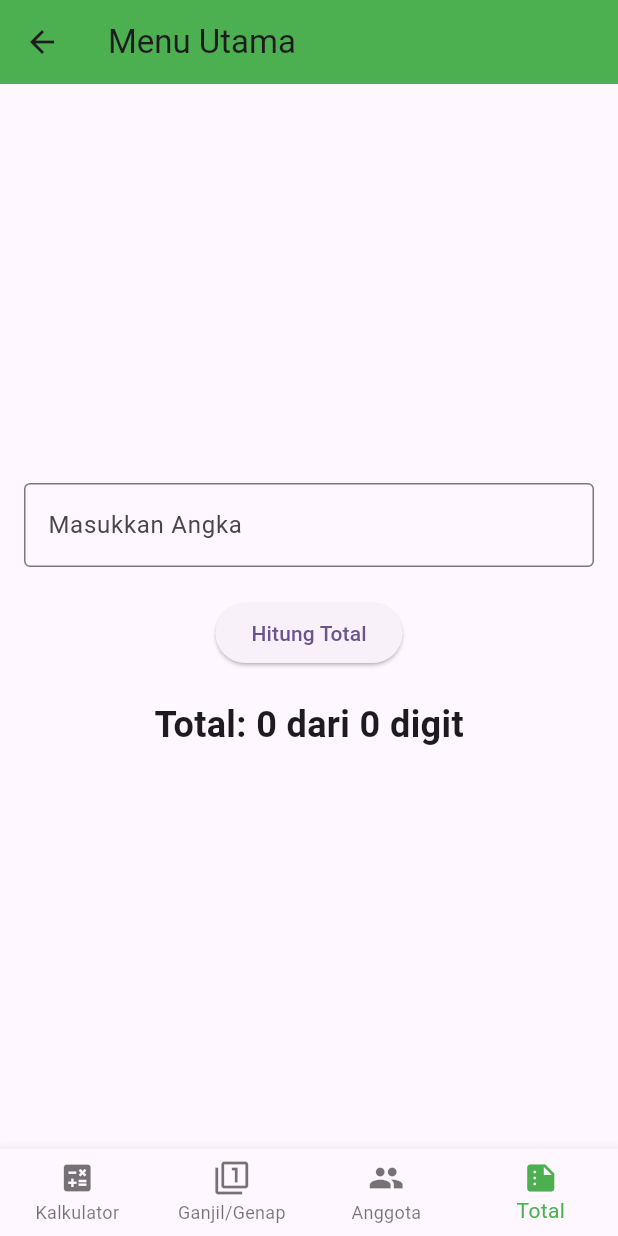
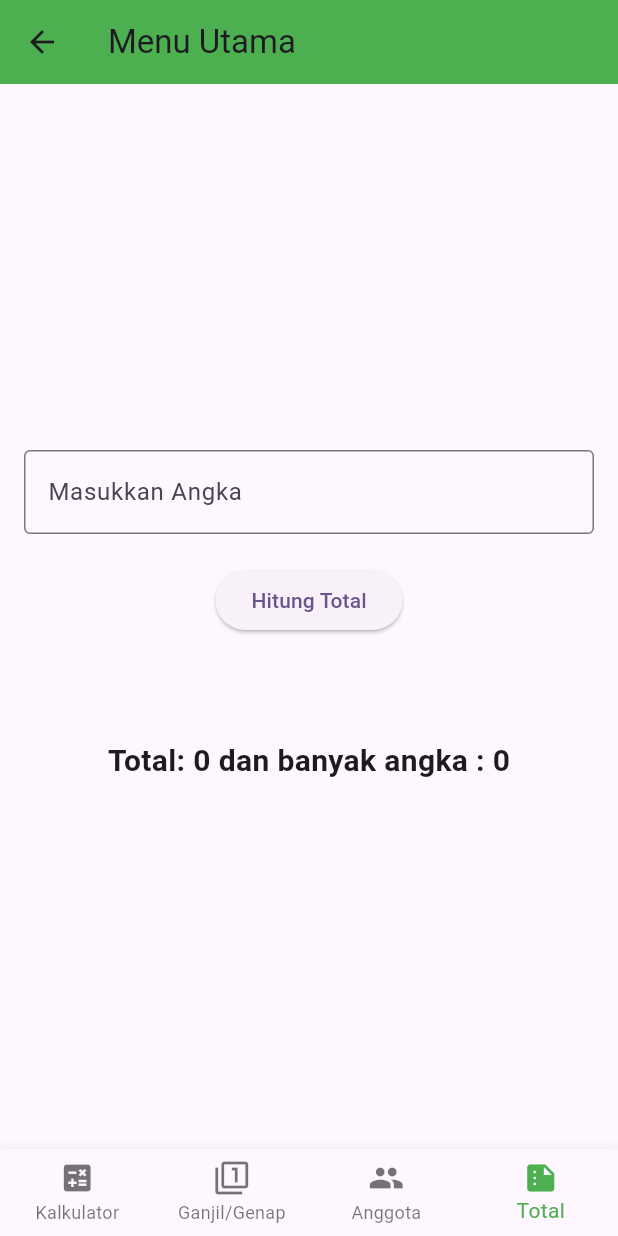
Before and after one commit to uchihamadara37/Mancing_Sikk_App, a Flutter app: the MenuPage screen opened directly, item 4 of the bottom bar chosen, after a tap on "Hitung Total", on a phone screen of 412 x 824 dp. Run offline on Flutter 3.47's test engine with Material 3 defaults, Android fonts, the light colour scheme and no system bars.

Commit message:
memberarkan fitur menu ke 4 ngitung

```diff
--- a/lib/page/menu_page.dart
+++ b/lib/page/menu_page.dart
@@ -232,7 +232,7 @@ class MemberCard extends StatelessWidget {
   }
 }
 
-// ======================= Halaman Jumlah Total Angka =======================
+// ======================= Jumlah Total Angka =======================
 class SumCalculatorPage extends StatefulWidget {
   const SumCalculatorPage({super.key});
 
@@ -242,23 +242,36 @@ class SumCalculatorPage extends StatefulWidget {
 
 class _SumCalculatorPageState extends State<SumCalculatorPage> {
   final TextEditingController numberController = TextEditingController();
-  int _total = 0;
-  int _panjang = 0;
+  String _result = "Total: 0 dan banyak angka : 0";
+  String _sumSomeChar = "Angka 1 muncul sebanyak 0 kali";
+
+  @override
+  void dispose() {
+    numberController.dispose();
+    super.dispose();
+  }
 
   void _calculateSum() {
     String input = numberController.text;
     int sum = 0;
 
-    // Menghitung jumlah setiap digit
+    Map<String, int> digitCount = {};
     for (int i = 0; i < input.length; i++) {
-      if (int.tryParse(input[i]) != null) {
-        sum += int.parse(input[i]);
+      sum += int.tryParse(input[i]) ?? 0;
+      digitCount[input[i]] = (digitCount[input[i]] ?? 0) + 1;
+    }
+    setState(() {
+      _sumSomeChar = '';
+      for (int i = 0; i <= 9; i++) {
+        int count = digitCount['$i'] ?? 0;
+        if (count > 0) {
+          _sumSomeChar += "Angka $i muncul sebanyak $count kali\n";
+        }
       }
-    }
+    });
 
     setState(() {
-      _total = sum;
-      _panjang = input.length;
+      _result = "Total: $sum dan banyak angka : ${input.length}";
     });
   }
 
@@ -274,8 +287,8 @@ class _SumCalculatorPageState extends State<SumCalculatorPage> {
             keyboardType: TextInputType.number,
             decoration: InputDecoration(
               labelText: "Masukkan Angka",
+              border: OutlineInputBorder(),
               hintText: "Contoh: 12345",
-              border: OutlineInputBorder(),
             ),
           ),
           SizedBox(height: 20),
@@ -285,8 +298,13 @@ class _SumCalculatorPageState extends State<SumCalculatorPage> {
           ),
           SizedBox(height: 20),
           Text(
-            "Total: $_total dari $_panjang digit",
-            style: TextStyle(fontSize: 24, fontWeight: FontWeight.bold),
+            _sumSomeChar,
+            style: TextStyle(fontSize: 20, fontWeight: FontWeight.bold),
+          ),
+          SizedBox(height: 20),
+          Text(
+            _result,
+            style: TextStyle(fontSize: 20, fontWeight: FontWeight.bold),
           ),
         ],
       ),
```
Also changed, not shown: 12 other files.
